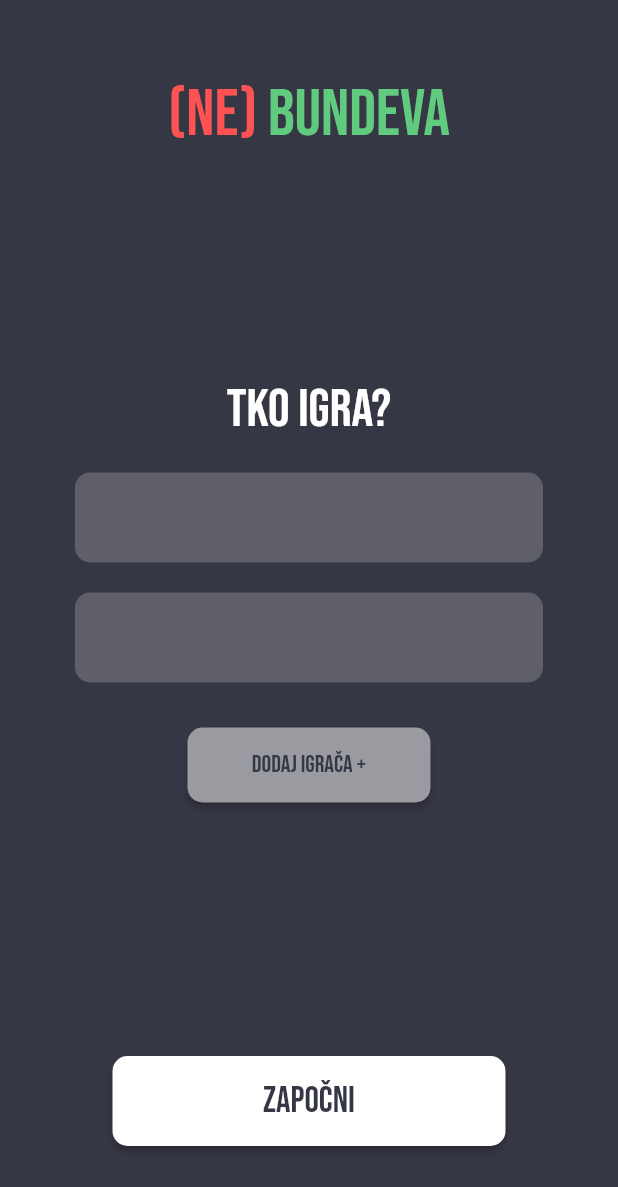
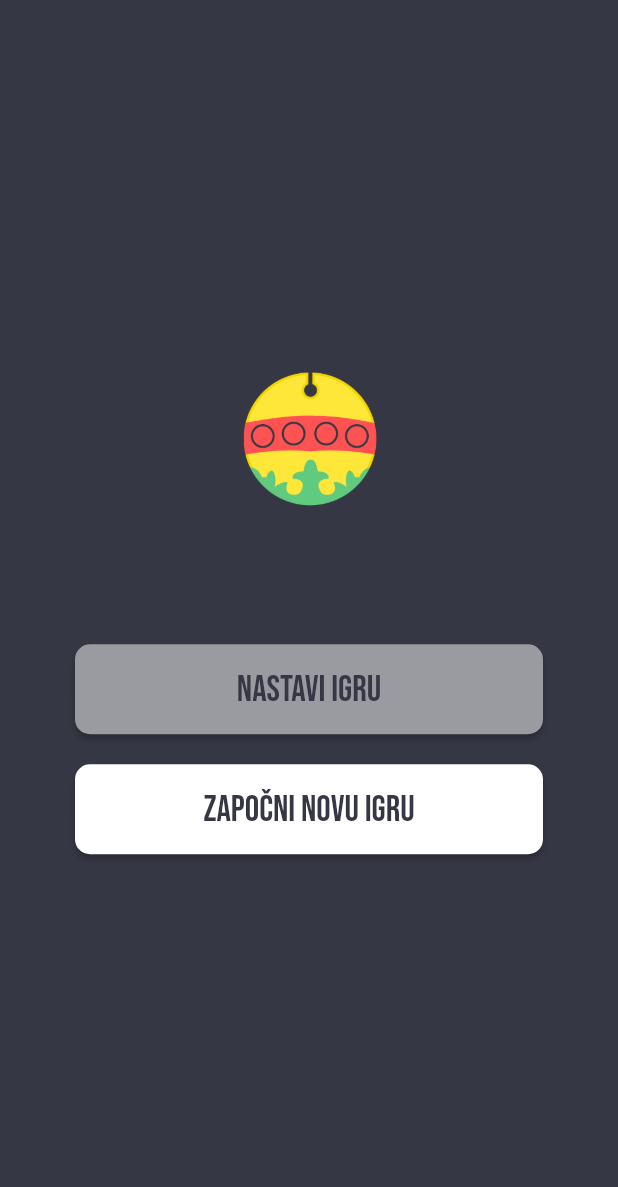
Before and after one commit to eniodordan/nebundeva, a Flutter app: the screen it shows after launch, on a phone screen of 412 x 824 dp. Shown: the top 1187 px of the screen. Run offline on Flutter 3.47's test engine with Material 2 defaults, Android fonts, the phone set to English and light mode, and no system bars; our stand-ins replace audioplayers, flip_card; missing offline and left inert: shake.

Commit message:
Added continue screen

```diff
--- a/lib/main.dart
+++ b/lib/main.dart
@@ -6,6 +6,7 @@ import 'package:nebundeva/constants.dart';
 import 'package:nebundeva/models/nebundeva_model.dart';
 import 'package:nebundeva/models/bus_model.dart';
 
+import 'package:nebundeva/screens/continue_screen/continue_screen.dart';
 import 'package:nebundeva/screens/home_screen/home_screen.dart';
 import 'package:nebundeva/screens/mode_screen/mode_screen.dart';
 import 'package:nebundeva/screens/game_screen/game_screen.dart';
@@ -35,8 +36,9 @@ class Nebundeva extends StatelessWidget {
           scaffoldBackgroundColor: kBackgroundColour,
           fontFamily: 'BebasNeue',
         ),
-        initialRoute: HomeScreen.id,
+        initialRoute: ContinueScreen.id,
         routes: {
+          ContinueScreen.id: (context) => ContinueScreen(),
           HomeScreen.id: (context) => HomeScreen(),
           ModeScreen.id: (context) => ModeScreen(),
           GameScreen.id: (context) => GameScreen(),
--- /dev/null
+++ b/lib/screens/continue_screen/continue_screen.dart
@@ -0,0 +1,49 @@
+import 'package:flutter/material.dart';
+import 'package:nebundeva/constants.dart';
+
+import 'package:nebundeva/widgets/action_button.dart';
+import 'package:nebundeva/screens/home_screen/home_screen.dart';
+
+class ContinueScreen extends StatelessWidget {
+  static const String id = 'continue_screen';
+
+  @override
+  Widget build(BuildContext context) {
+    return WillPopScope(
+      onWillPop: () async => false,
+      child: Scaffold(
+        body: SafeArea(
+          child: Padding(
+            padding: EdgeInsets.symmetric(vertical: 50, horizontal: 25),
+            child: Center(
+              child: Column(
+                mainAxisAlignment: MainAxisAlignment.center,
+                children: [
+                  Image.asset(
+                    'images/logo.png',
+                    width: 100.0,
+                  ),
+                  SizedBox(height: 75),
+                  ActionButton(
+                    buttonText: 'Nastavi igru',
+                    textColour: kBackgroundColour,
+                    buttonColour: Color(0xFF9A9AA1),
+                    onPressed: () {},
+                  ),
+                  ActionButton(
+                    buttonText: 'Započni novu igru',
+                    textColour: kBackgroundColour,
+                    buttonColour: Colors.white,
+                    onPressed: () {
+                      Navigator.popAndPushNamed(context, HomeScreen.id);
+                    },
+                  ),
+                ],
+              ),
+            ),
+          ),
+        ),
+      ),
+    );
+  }
+}
--- a/lib/screens/home_screen/home_screen.dart
+++ b/lib/screens/home_screen/home_screen.dart
@@ -125,113 +125,6 @@ class _HomeScreenState extends State<HomeScreen> {
     );
   }
 
-  /* @override
-  Widget build(BuildContext context) {
-    final bottom = MediaQuery.of(context).viewInsets.bottom / 2;
-
-    return WillPopScope(
-      onWillPop: () async => false,
-      child: Scaffold(
-        resizeToAvoidBottomInset: false,
-        body: SafeArea(
-          child: Center(
-            child: SingleChildScrollView(
-              reverse: true,
-              padding: EdgeInsets.fromLTRB(50, 65, 50, 65 + bottom),
-              child: Column(
-                mainAxisAlignment: MainAxisAlignment.center,
-                children: [
-                  Row(
-                    mainAxisAlignment: MainAxisAlignment.center,
-                    children: [
-                      Text(
-                        '(NE) ',
-                        style: TextStyle(
-                          color: kRedColour,
-                          fontSize: 44,
-                        ),
-                      ),
-                      Text(
-                        'BUNDEVA',
-                        style: TextStyle(
-                          color: kGreenColour,
-                          fontSize: 44,
-                        ),
-                      ),
-                    ],
-                  ),
-                  SizedBox(height: 25),
-                  Column(
-                    children: [
-                      Padding(
-                        padding: EdgeInsets.symmetric(vertical: 10),
-                        child: Text(
-                          'Tko igra?',
-                          style: TextStyle(fontSize: 36),
-                        ),
-                      ),
-                      ..._getTextFields(),
-                      Visibility(
-                        visible: isButtonVisible,
-                        child: AddPlayerButton(
-                          onPressed: () {
-                            if (playersList.length < 4) {
-                              setState(() {
-                                playersList.add('');
-                                if (playersList.length == 4) {
-                                  isButtonVisible = false;
-                                }
-                              });
-                            }
-                          },
-                        ),
-                      ),
-                    ],
-                  ),
-                  SizedBox(height: 25),
-                  ActionButton(
-                    buttonText: 'Započni',
-                    textColour: kBackgroundColour,
-                    buttonColour: Colors.white,
-                    onPressed: () {
-                      List<String> players = [];
-
-                      playersList.forEach((playerName) {
-                        if (playerName.trim().isNotEmpty) {
-                          players.add(playerName.trim());
-                        }
-                      });
-
-                      if (players.length >= 2) {
-                        Navigator.pushNamed(context, ModeScreen.id,
-                            arguments: players);
-                      } else {
-                        ScaffoldMessenger.of(context).showSnackBar(
-                          SnackBar(
-                            content: Text(
-                              'Potrebna su najmanje 2 igrača',
-                              textAlign: TextAlign.center,
-                              style: TextStyle(
-                                fontFamily: 'BebasNeue',
-                                fontSize: 16,
-                                color: Colors.white,
-                              ),
-                            ),
-                            backgroundColor: kRedColour,
-                          ),
-                        );
-                      }
-                    },
-                  ),
-                ],
-              ),
-            ),
-          ),
-        ),
-      ),
-    );
-  } */
-
   List<Widget> _getTextFields() {
     List<Widget> playersTextFields = [];
 
--- a/pubspec.yaml
+++ b/pubspec.yaml
@@ -29,6 +29,7 @@ dependencies:
   # Use with the CupertinoIcons class for iOS style icons.
   cupertino_icons: ^1.0.2
   provider: ^5.0.0
+  floor: ^1.1.0
   shake: ^1.0.0
   flip_card: ^0.5.0
   audioplayers: ^0.19.0
@@ -36,6 +37,8 @@ dependencies:
 dev_dependencies:
   flutter_test:
     sdk: flutter
+  floor_generator: ^1.1.0
+  build_runner: ^2.0.0
 
 # For information on the generic Dart part of this file, see the
 # following page: https://dart.dev/tools/pub/pubspec
```
Also changed, not shown: pubspec.lock.
